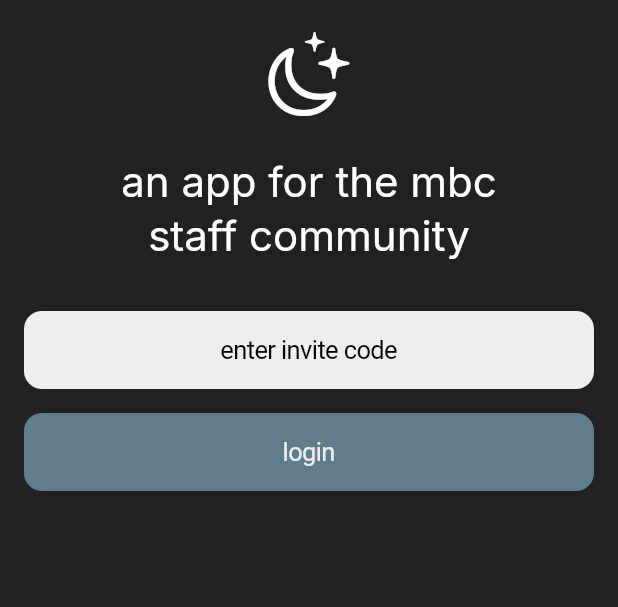
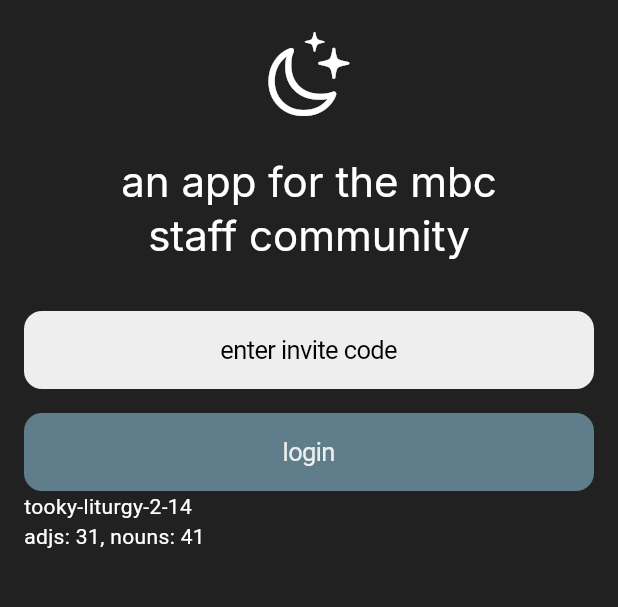
Before and after one commit to pupperpowell/night_break, a Flutter app: the screen it shows after launch, on a phone screen of 412 x 824 dp, the part 127-734 px from its top. Run offline on Flutter 3.47's test engine with Material 3 defaults, Android fonts, the phone set to English and light mode, and no system bars; our stand-ins replace google_fonts, pocketbase; project files that could hold a hidden picture were left out.

Commit message:
added func to generate invite codes

```diff
--- /dev/null
+++ b/lib/logic/generate_invites.dart
@@ -0,0 +1,93 @@
+import 'dart:math';
+
+const List<String> adjectives = [
+  'byzantine',
+  'athonite',
+  'tooky',
+  'christian',
+  'holy',
+  'silly',
+  'goofy',
+  'snap',
+  'crackle',
+  'pop',
+  'krispy',
+  'jovial',
+  'prayerful',
+  'devout',
+  'peaceful',
+  'spiritual',
+  'happy',
+  'wonderful',
+  'wicked',
+  'mystical',
+  'sunny',
+  'bostonian',
+  'agios',
+  'hermit',
+  'special',
+  'welcoming',
+  'supportive',
+  'loving',
+  'inclusive',
+  'transformative',
+  'blessed',
+];
+
+const List<String> nouns = [
+  'morning',
+  'mbc',
+  'staff',
+  'community',
+  'night',
+  'break',
+  'time',
+  'service',
+  'prayer',
+  'daylight',
+  'orthros',
+  'vespers',
+  'paraklesis',
+  'compline',
+  'liturgy',
+  'lifeguard',
+  'clergy',
+  'sermon',
+  'session',
+  'bishop',
+  'saint',
+  'frappe',
+  'pentozali',
+  'halftime',
+  'vigil',
+  'panagia',
+  'chanting',
+  'olympics',
+  'campfire',
+  'george',
+  'porch',
+  'bible',
+  'mountain',
+  'bouzouki',
+  'deacon',
+  'staff',
+  'seminarian',
+  'cabin',
+  'icon',
+  'monastery',
+  'masterpiece',
+];
+
+String generateInviteCode() {
+  final adjNum = Random().nextInt(adjectives.length);
+  final nounNum = Random().nextInt(nouns.length);
+  return '${adjectives.elementAt(adjNum.toInt())}-${nouns.elementAt(nounNum.toInt())}-${adjNum.toString()}-${nounNum.toString()}';
+}
+
+int getAdjLength() {
+  return adjectives.length;
+}
+
+int getNounLength() {
+  return nouns.length;
+}
--- a/lib/pages/welcome_page.dart
+++ b/lib/pages/welcome_page.dart
@@ -1,5 +1,13 @@
 import 'package:flutter/material.dart';
 import 'package:flutter/cupertino.dart';
+import 'package:night_break/logic/generate_invites.dart';
+
+import '../logic/login_signup.dart';
+
+/*
+ * WelcomePage contains a welcome title/subtitle,
+ * and enter-invite-code, login buttons.
+ */
 
 class WelcomePage extends StatelessWidget {
   const WelcomePage({super.key});
@@ -56,6 +64,9 @@ class WelcomePage extends StatelessWidget {
                   color: Theme.of(context).colorScheme.secondary,
                   child: const Text('login'),
                 ),
+                Text(generateInviteCode()),
+                Text(
+                    'adjs: ${getAdjLength().toString()}, nouns: ${getNounLength().toString()}'),
               ],
             ),
           ),
```
Also changed, not shown: lib/logic/login_signup.dart (+11 -16 lines), 6 other files.
